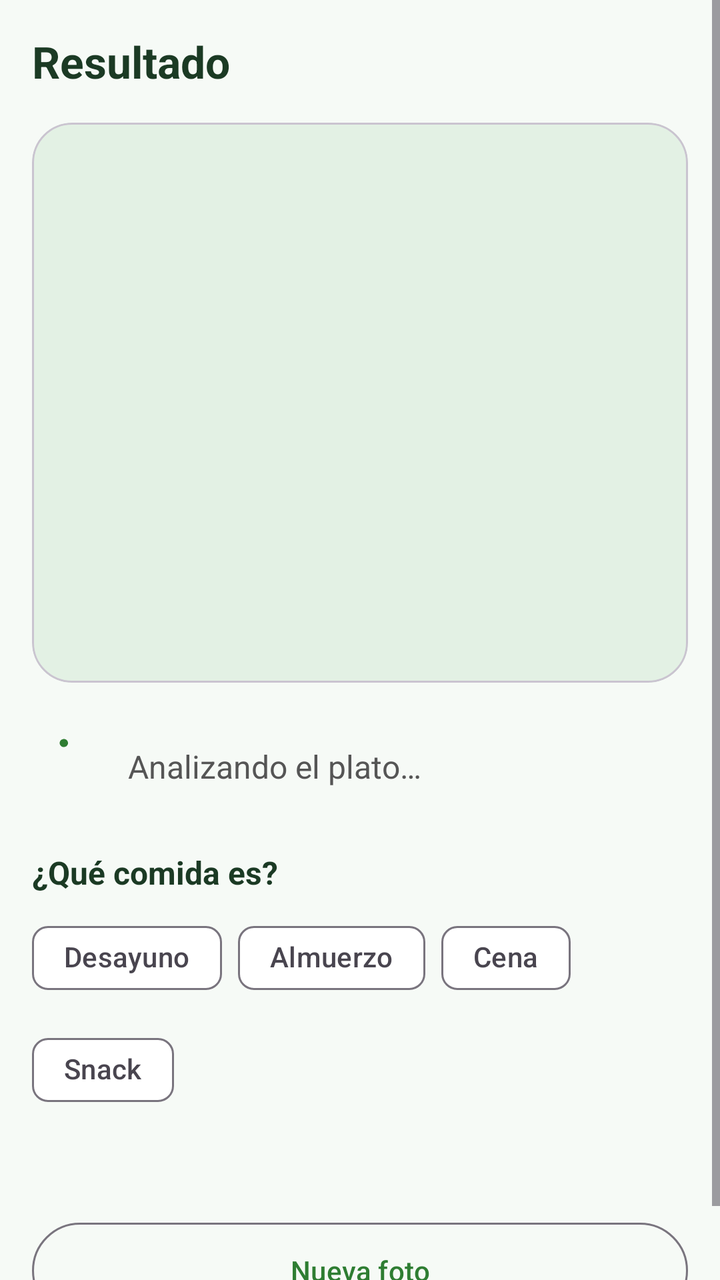
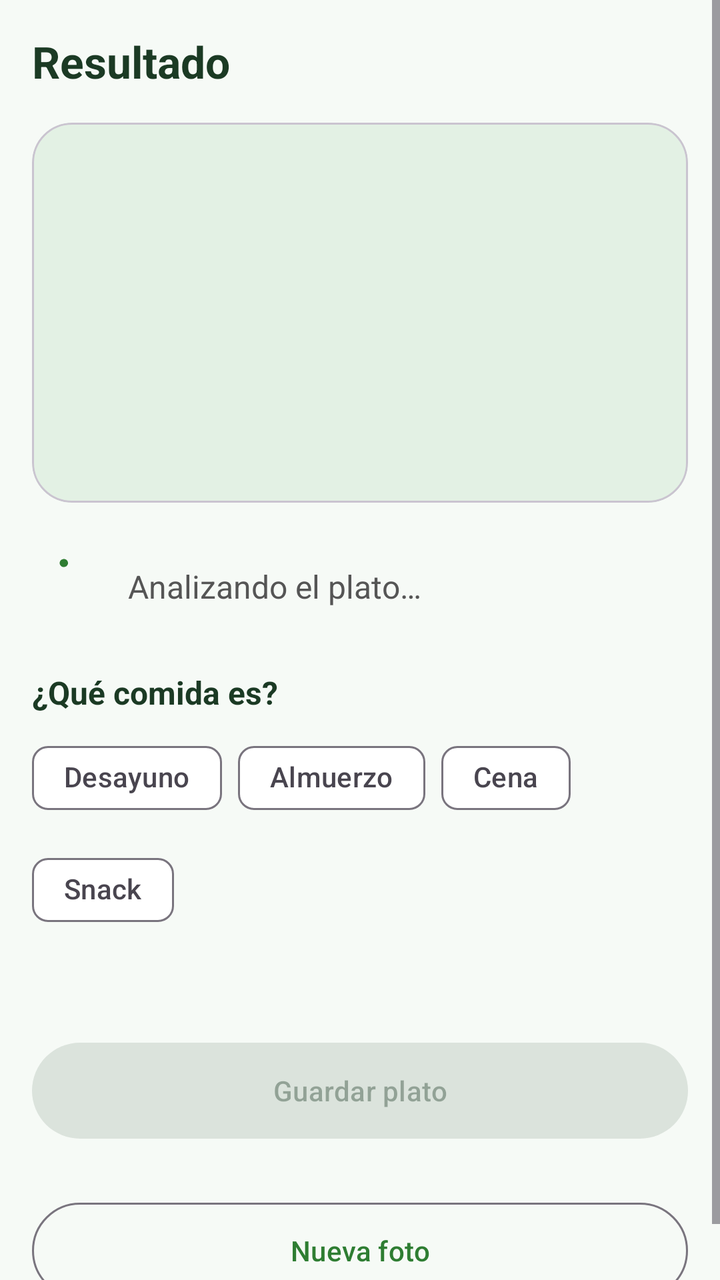

An Android layout rendered at two revisions. The XML below is the earlier revision; the diff shows what the commit changed to produce the second picture.
<!-- AndroidManifest.xml: application theme Theme.NutrixAI -->
<!-- res/layout/fragment_result.xml -->
<?xml version="1.0" encoding="utf-8"?>
<ScrollView xmlns:android="http://schemas.android.com/apk/res/android"
    xmlns:app="http://schemas.android.com/apk/res-auto"
    xmlns:tools="http://schemas.android.com/tools"
    android:layout_width="match_parent"
    android:layout_height="match_parent"
    android:background="@color/fondo"
    android:fillViewport="true"
    tools:context=".ResultFragment">

    <LinearLayout
        android:layout_width="match_parent"
        android:layout_height="wrap_content"
        android:orientation="vertical"
        android:padding="16dp">

        <TextView
            android:layout_width="wrap_content"
            android:layout_height="wrap_content"
            android:text="@string/resultado_titulo"
            android:textColor="@color/texto_principal"
            android:textSize="22sp"
            android:textStyle="bold" />

        
        <com.google.android.material.card.MaterialCardView
            android:layout_width="match_parent"
            android:layout_height="280dp"
            android:layout_marginTop="16dp"
            app:cardCornerRadius="20dp"
            app:cardElevation="0dp">

            <ImageView
                android:id="@+id/img_foto"
                android:layout_width="match_parent"
                android:layout_height="match_parent"
                android:background="@color/verde_claro"
                android:contentDescription="@string/foto_descripcion"
                android:scaleType="centerCrop" />
        </com.google.android.material.card.MaterialCardView>

        
        <LinearLayout
            android:id="@+id/panel_analizando"
            android:layout_width="match_parent"
            android:layout_height="wrap_content"
            android:layout_marginTop="24dp"
            android:gravity="center_vertical"
            android:orientation="horizontal">

            <com.google.android.material.progressindicator.CircularProgressIndicator
                android:layout_width="wrap_content"
                android:layout_height="wrap_content"
                android:indeterminate="true"
                app:indicatorSize="28dp" />

            <TextView
                android:layout_width="wrap_content"
                android:layout_height="wrap_content"
                android:layout_marginStart="12dp"
                android:text="@string/analizando"
                android:textColor="@color/texto_secundario"
                android:textSize="16sp" />
        </LinearLayout>

        
        <LinearLayout
            android:id="@+id/panel_resultados"
            android:layout_width="match_parent"
            android:layout_height="wrap_content"
            android:orientation="vertical"
            android:visibility="gone">

            
            <LinearLayout
                android:layout_width="match_parent"
                android:layout_height="wrap_content"
                android:layout_marginTop="16dp"
                android:gravity="center_horizontal|bottom"
                android:orientation="horizontal">

                <TextView
                    android:id="@+id/txt_calorias"
                    android:layout_width="wrap_content"
                    android:layout_height="wrap_content"
                    android:textColor="@color/texto_principal"
                    android:textSize="44sp"
                    android:textStyle="bold" />

                <TextView
                    android:layout_width="wrap_content"
                    android:layout_height="wrap_content"
                    android:layout_marginStart="6dp"
                    android:layout_marginBottom="8dp"
                    android:text="@string/unidad_kcal"
                    android:textColor="@color/texto_secundario"
                    android:textSize="18sp" />
            </LinearLayout>

            
            <LinearLayout
                android:layout_width="match_parent"
                android:layout_height="wrap_content"
                android:layout_marginTop="8dp"
                android:orientation="horizontal">

                <com.google.android.material.card.MaterialCardView
                    android:layout_width="0dp"
                    android:layout_height="wrap_content"
                    android:layout_marginEnd="5dp"
                    android:layout_weight="1"
                    app:cardCornerRadius="16dp"
                    app:cardElevation="2dp">

                    <LinearLayout
                        android:layout_width="match_parent"
                        android:layout_height="wrap_content"
                        android:orientation="vertical">

                        <View
                            android:layout_width="match_parent"
                            android:layout_height="4dp"
                            android:background="@color/macro_carbos" />

                        <TextView
                            android:layout_width="match_parent"
                            android:layout_height="wrap_content"
                            android:paddingTop="8dp"
                            android:gravity="center"
                            android:text="@string/macro_carbohidratos"
                            android:textColor="@color/texto_secundario"
                            android:textSize="12sp" />

                        <TextView
                            android:id="@+id/txt_carbos"
                            android:layout_width="match_parent"
                            android:layout_height="wrap_content"
                            android:paddingBottom="10dp"
                            android:gravity="center"
                            android:textColor="@color/texto_principal"
                            android:textSize="22sp"
                            android:textStyle="bold" />
                    </LinearLayout>
                </com.google.android.material.card.MaterialCardView>

                <com.google.android.material.card.MaterialCardView
                    android:layout_width="0dp"
                    android:layout_height="wrap_content"
                    android:layout_marginStart="5dp"
                    android:layout_marginEnd="5dp"
                    android:layout_weight="1"
                    app:cardCornerRadius="16dp"
                    app:cardElevation="2dp">

                    <LinearLayout
                        android:layout_width="match_parent"
                        android:layout_height="wrap_content"
                        android:orientation="vertical">

                        <View
                            android:layout_width="match_parent"
                            android:layout_height="4dp"
                            android:background="@color/macro_proteina" />

                        <TextView
                            android:layout_width="match_parent"
                            android:layout_height="wrap_content"
                            android:paddingTop="8dp"
                            android:gravity="center"
                            android:text="@string/macro_proteinas"
                            android:textColor="@color/texto_secundario"
                            android:textSize="12sp" />

                        <TextView
                            android:id="@+id/txt_proteinas"
                            android:layout_width="match_parent"
                            android:layout_height="wrap_content"
                            android:paddingBottom="10dp"
                            android:gravity="center"
                            android:textColor="@color/texto_principal"
                            android:textSize="22sp"
                            android:textStyle="bold" />
                    </LinearLayout>
                </com.google.android.material.card.MaterialCardView>

                <com.google.android.material.card.MaterialCardView
                    android:layout_width="0dp"
                    android:layout_height="wrap_content"
                    android:layout_marginStart="5dp"
                    android:layout_weight="1"
                    app:cardCornerRadius="16dp"
                    app:cardElevation="2dp">

                    <LinearLayout
                        android:layout_width="match_parent"
                        android:layout_height="wrap_content"
                        android:orientation="vertical">

                        <View
                            android:layout_width="match_parent"
                            android:layout_height="4dp"
                            android:background="@color/macro_grasa" />

                        <TextView
                            android:layout_width="match_parent"
                            android:layout_height="wrap_content"
                            android:paddingTop="8dp"
                            android:gravity="center"
                            android:text="@string/macro_grasas"
                            android:textColor="@color/texto_secundario"
                            android:textSize="12sp" />

                        <TextView
                            android:id="@+id/txt_grasas"
                            android:layout_width="match_parent"
                            android:layout_height="wrap_content"
                            android:paddingBottom="10dp"
                            android:gravity="center"
                            android:textColor="@color/texto_principal"
                            android:textSize="22sp"
                            android:textStyle="bold" />
                    </LinearLayout>
                </com.google.android.material.card.MaterialCardView>
            </LinearLayout>

            
            <com.google.android.material.card.MaterialCardView
                android:layout_width="match_parent"
                android:layout_height="14dp"
                android:layout_marginTop="14dp"
                app:cardCornerRadius="7dp"
                app:cardElevation="0dp">

                <LinearLayout
                    android:layout_width="match_parent"
                    android:layout_height="match_parent"
                    android:orientation="horizontal">

                    <View
                        android:id="@+id/barra_carbos"
                        android:layout_width="0dp"
                        android:layout_height="match_parent"
                        android:layout_weight="1"
                        android:background="@color/macro_carbos" />

                    <View
                        android:id="@+id/barra_proteinas"
                        android:layout_width="0dp"
                        android:layout_height="match_parent"
                        android:layout_weight="1"
                        android:background="@color/macro_proteina" />

                    <View
                        android:id="@+id/barra_grasas"
                        android:layout_width="0dp"
                        android:layout_height="match_parent"
                        android:layout_weight="1"
                        android:background="@color/macro_grasa" />
                </LinearLayout>
            </com.google.android.material.card.MaterialCardView>

            
            <TextView
                android:layout_width="wrap_content"
                android:layout_height="wrap_content"
                android:layout_marginTop="20dp"
                android:text="@string/ingredientes_titulo"
                android:textColor="@color/texto_principal"
                android:textSize="16sp"
                android:textStyle="bold" />

            
            <com.google.android.material.chip.ChipGroup
                android:id="@+id/grupo_ingredientes"
                android:layout_width="match_parent"
                android:layout_height="wrap_content"
                android:layout_marginTop="8dp" />

            
            <TextView
                android:id="@+id/txt_sin_ingredientes"
                android:layout_width="match_parent"
                android:layout_height="wrap_content"
                android:layout_marginTop="8dp"
                android:text="@string/sin_ingredientes"
                android:textColor="@color/texto_secundario"
                android:textSize="14sp"
                android:visibility="gone" />

            
            <com.google.android.material.button.MaterialButton
                android:id="@+id/btn_detalle"
                style="@style/Widget.Material3.Button.TextButton"
                android:layout_width="wrap_content"
                android:layout_height="wrap_content"
                android:layout_marginTop="4dp"
                android:text="@string/ver_detalle" />

            
            <LinearLayout
                android:id="@+id/panel_detalle"
                android:layout_width="match_parent"
                android:layout_height="wrap_content"
                android:orientation="vertical"
                android:visibility="gone">

                <TextView
                    android:id="@+id/txt_detalle_explicacion"
                    android:layout_width="match_parent"
                    android:layout_height="wrap_content"
                    android:textColor="@color/texto_secundario"
                    android:textSize="12sp" />

                <LinearLayout
                    android:id="@+id/lista_detalle"
                    android:layout_width="match_parent"
                    android:layout_height="wrap_content"
                    android:layout_marginTop="8dp"
                    android:orientation="vertical" />
            </LinearLayout>

            <TextView
                android:layout_width="wrap_content"
                android:layout_height="wrap_content"
                android:layout_marginTop="12dp"
                android:text="@string/aviso_resultado"
                android:textColor="@color/texto_secundario"
                android:textSize="11sp" />
        </LinearLayout>

        <TextView
            android:layout_width="wrap_content"
            android:layout_height="wrap_content"
            android:layout_marginTop="24dp"
            android:text="@string/tipo_comida_titulo"
            android:textColor="@color/texto_principal"
            android:textSize="16sp"
            android:textStyle="bold" />

        
        <com.google.android.material.chip.ChipGroup
            android:id="@+id/grupo_tipo_comida"
            android:layout_width="match_parent"
            android:layout_height="wrap_content"
            android:layout_marginTop="8dp"
            app:selectionRequired="true"
            app:singleSelection="true">

            <com.google.android.material.chip.Chip
                android:id="@+id/chip_desayuno"
                style="@style/Widget.Material3.Chip.Filter"
                android:layout_width="wrap_content"
                android:layout_height="wrap_content"
                android:text="@string/tipo_desayuno" />

            <com.google.android.material.chip.Chip
                android:id="@+id/chip_almuerzo"
                style="@style/Widget.Material3.Chip.Filter"
                android:layout_width="wrap_content"
                android:layout_height="wrap_content"
                android:text="@string/tipo_almuerzo" />

            <com.google.android.material.chip.Chip
                android:id="@+id/chip_cena"
                style="@style/Widget.Material3.Chip.Filter"
                android:layout_width="wrap_content"
                android:layout_height="wrap_content"
                android:text="@string/tipo_cena" />

            <com.google.android.material.chip.Chip
                android:id="@+id/chip_snack"
                style="@style/Widget.Material3.Chip.Filter"
                android:layout_width="wrap_content"
                android:layout_height="wrap_content"
                android:text="@string/tipo_snack" />
        </com.google.android.material.chip.ChipGroup>

        <TextView
            android:id="@+id/txt_sugerencia"
            android:layout_width="wrap_content"
            android:layout_height="wrap_content"
            android:layout_marginTop="8dp"
            android:textColor="@color/texto_secundario"
            android:textSize="12sp" />

        <com.google.android.material.button.MaterialButton
            android:id="@+id/btn_nueva_foto"
            style="@style/Widget.Material3.Button.OutlinedButton"
            android:layout_width="match_parent"
            android:layout_height="56dp"
            android:layout_marginTop="24dp"
            android:text="@string/btn_nueva_foto" />
    </LinearLayout>
</ScrollView>
<!-- resources referenced by this layout -->
<resources>
  <color name="fondo">#F6FAF6</color>
  <color name="macro_carbos">#FFB300</color>
  <color name="macro_grasa">#1E88E5</color>
  <color name="macro_proteina">#E53935</color>
  <color name="texto_principal">#1B3A24</color>
  <color name="texto_secundario">#555555</color>
  <color name="verde_claro">#E3F1E4</color>
  <string name="analizando">Analizando el plato…</string>
  <string name="aviso_resultado">Estimación aproximada, no es consejo médico.</string>
  <string name="btn_nueva_foto">Nueva foto</string>
  <string name="foto_descripcion">Foto del plato</string>
  <string name="ingredientes_titulo">Ingredientes probables</string>
  <string name="macro_carbohidratos">Carbohidratos</string>
  <string name="macro_grasas">Grasas</string>
  <string name="macro_proteinas">Proteínas</string>
  <string name="resultado_titulo">Resultado</string>
  <string name="sin_ingredientes">No se encontró ningún ingrediente con probabilidad suficiente</string>
  <string name="tipo_almuerzo">Almuerzo</string>
  <string name="tipo_cena">Cena</string>
  <string name="tipo_comida_titulo">¿Qué comida es?</string>
  <string name="tipo_desayuno">Desayuno</string>
  <string name="tipo_snack">Snack</string>
  <string name="unidad_kcal">kcal</string>
  <string name="ver_detalle">Ver detalle de probabilidades</string>
  <style name="Theme.NutrixAI" parent="Base.Theme.NutrixAI" />
  <style name="Base.Theme.NutrixAI" parent="Theme.Material3.Light.NoActionBar">
          <item name="colorPrimary">@color/verde_principal</item>
          <item name="colorOnPrimary">@color/white</item>
          <item name="colorPrimaryContainer">@color/verde_claro</item>
          <item name="colorOnPrimaryContainer">@color/verde_oscuro</item>
          <item name="colorSecondaryContainer">@color/verde_claro</item>
          <item name="colorOnSecondaryContainer">@color/verde_oscuro</item>
          <item name="android:colorBackground">@color/fondo</item>
          <item name="colorSurface">@color/white</item>
          <item name="colorOnBackground">@color/texto_principal</item>
          <item name="colorOnSurface">@color/texto_principal</item>
      </style>
  <color name="verde_principal">#2E7D32</color>
  <color name="white">#FFFFFFFF</color>
  <color name="verde_oscuro">#1B5E20</color>
</resources>

<!-- the commit's change to res/layout/fragment_result.xml (unified diff, before → after) -->
@@ -25,7 +25,7 @@
         
         <com.google.android.material.card.MaterialCardView
             android:layout_width="match_parent"
-            android:layout_height="280dp"
+            android:layout_height="190dp"
             android:layout_marginTop="16dp"
             app:cardCornerRadius="20dp"
             app:cardElevation="0dp">
@@ -288,6 +288,27 @@
                 android:visibility="gone" />
 
             
+            <TextView
+                android:id="@+id/txt_confirmados"
+                android:layout_width="match_parent"
+                android:layout_height="wrap_content"
+                android:layout_marginTop="4dp"
+                android:text="@string/ingredientes_confirmados"
+                android:textColor="@color/verde_principal"
+                android:textSize="12sp"
+                android:textStyle="bold"
+                android:visibility="gone" />
+
+            
+            <com.google.android.material.button.MaterialButton
+                android:id="@+id/btn_editar_ingredientes"
+                style="@style/Widget.Material3.Button.TextButton"
+                android:layout_width="wrap_content"
+                android:layout_height="wrap_content"
+                android:layout_marginTop="4dp"
+                android:text="@string/btn_editar_ingredientes" />
+
+            
             <com.google.android.material.button.MaterialButton
                 android:id="@+id/btn_detalle"
                 style="@style/Widget.Material3.Button.TextButton"
@@ -383,6 +404,15 @@
             android:textColor="@color/texto_secundario"
             android:textSize="12sp" />
 
+        
+        <com.google.android.material.button.MaterialButton
+            android:id="@+id/btn_guardar"
+            android:layout_width="match_parent"
+            android:layout_height="56dp"
+            android:layout_marginTop="24dp"
+            android:enabled="false"
+            android:text="@string/btn_guardar" />
+
         <com.google.android.material.button.MaterialButton
             android:id="@+id/btn_nueva_foto"
             style="@style/Widget.Material3.Button.OutlinedButton"
<!-- resource entries referenced after the edit -->
@@ -9,8 +9,11 @@
   <color name="verde_claro">#E3F1E4</color>
   <string name="analizando">Analizando el plato…</string>
   <string name="aviso_resultado">Estimación aproximada, no es consejo médico.</string>
+  <string name="btn_editar_ingredientes">Editar ingredientes</string>
+  <string name="btn_guardar">Guardar plato</string>
   <string name="btn_nueva_foto">Nueva foto</string>
   <string name="foto_descripcion">Foto del plato</string>
+  <string name="ingredientes_confirmados" formatted="false">Ingredientes confirmados por ti · 100 %</string>
   <string name="ingredientes_titulo">Ingredientes probables</string>
   <string name="macro_carbohidratos">Carbohidratos</string>
   <string name="macro_grasas">Grasas</string>
